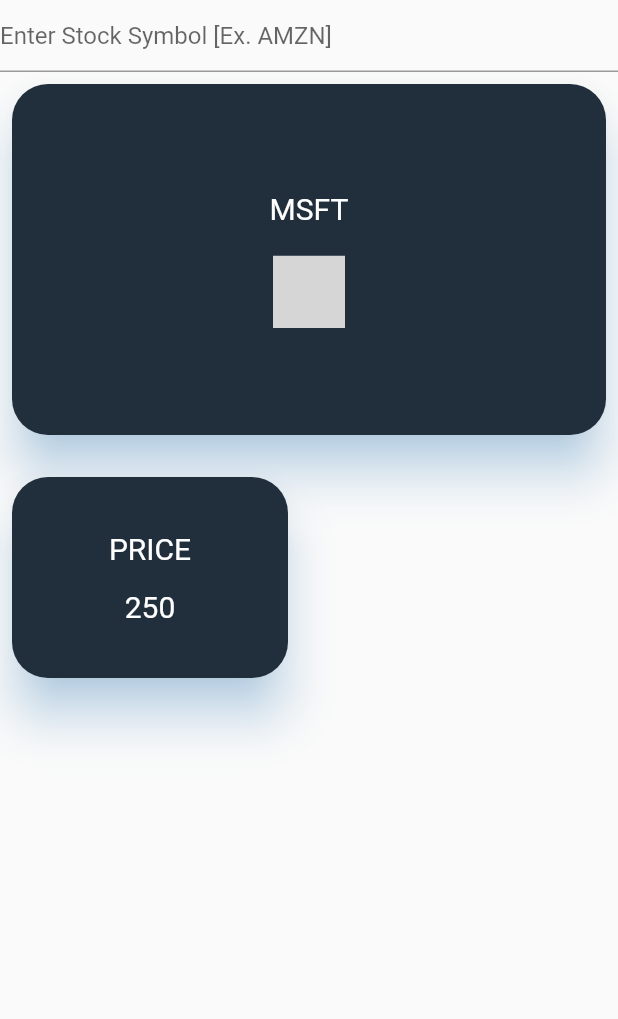
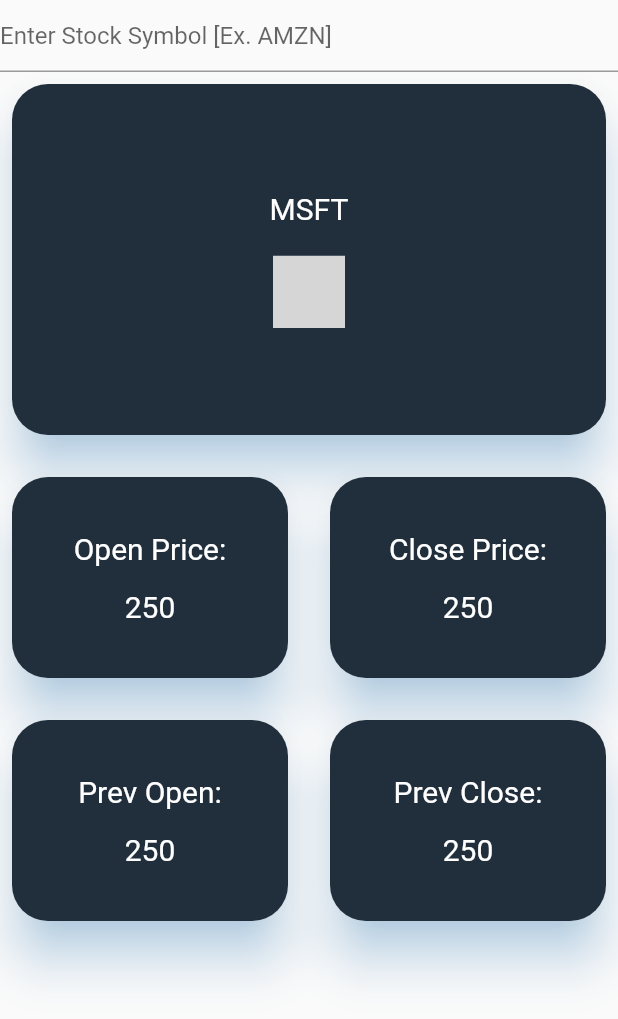
Before and after one commit to basilzuberi/hopeful_stocks, a Flutter app: the StocksPage screen opened directly, on a phone screen of 412 x 824 dp. Shown: the top 1019 px of the screen. Run offline on Flutter 3.47's test engine with Material 2 defaults, Android fonts, the phone set to English and light mode, and no system bars; missing offline and left inert: flutter_sparkline; grey boxes are pictures that could not be loaded.

Commit message:
Fixed version for grid & add more stock properties

```diff
--- a/lib/pages/StocksPage.dart
+++ b/lib/pages/StocksPage.dart
@@ -31,12 +31,27 @@ class _StocksPageState extends State<StocksPage> {
                   ),
                   Padding(
                     padding: EdgeInsets.all(8.0),
-                    child: currentPrice("PRICE"),
+                    child: currentPrice("Open Price:"),
+                  ),
+                  Padding(
+                    padding: EdgeInsets.all(8.0),
+                    child: currentPrice("Close Price:"),
+                  ),
+                  Padding(
+                    padding: EdgeInsets.all(8.0),
+                    child: currentPrice("Prev Open:"),
+                  ),
+                  Padding(
+                    padding: EdgeInsets.all(8.0),
+                    child: currentPrice("Prev Close:"),
                   ),
                 ],
                 staggeredTiles: [
                   StaggeredTile.extent(4, 250),
-                  StaggeredTile.extent(2, 150)
+                  StaggeredTile.extent(2, 150),
+                  StaggeredTile.extent(2, 150),
+                  StaggeredTile.extent(2, 150),
+                  StaggeredTile.extent(2, 150),
                 ],
               ),
             ),
--- a/pubspec.yaml
+++ b/pubspec.yaml
@@ -21,7 +21,7 @@ dependencies:
     sdk: flutter
   flutter_sparkline: ^0.1.0
   font_awesome_flutter: ^8.7.0
-  flutter_staggered_grid_view: "^0.2.7"
+  flutter_staggered_grid_view: "^0.3.0"
   flutter_circular_chart: ^0.1.0
 
   # The following adds the Cupertino Icons font to your application.
```
Also changed, not shown: pubspec.lock, 1 other file.
